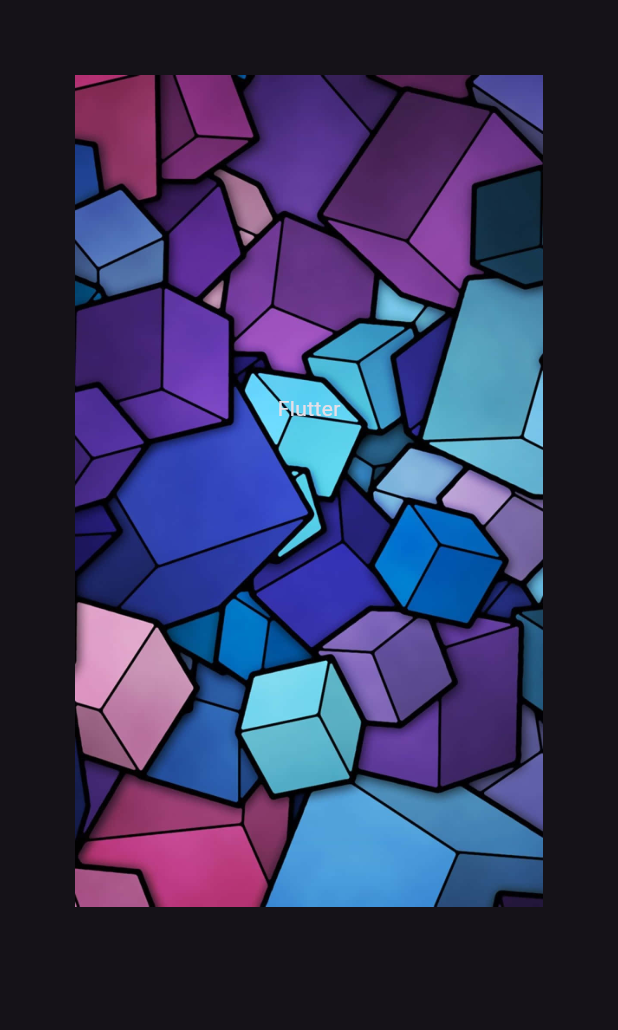
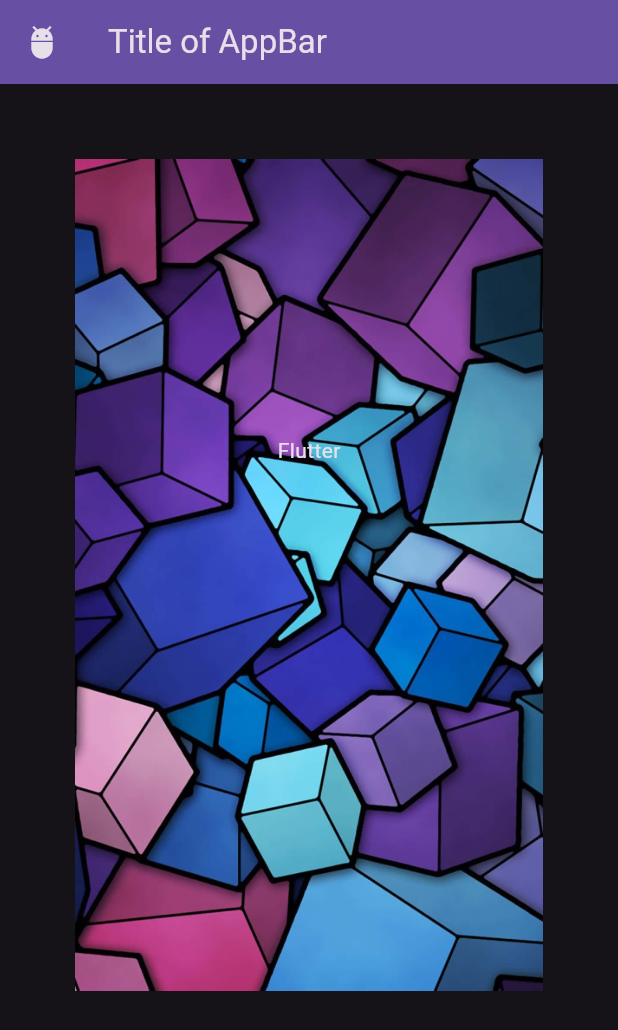
Before and after one commit to slammax/flutter_widgets_learning, a Flutter app: the screen it shows after launch, on a phone screen of 412 x 824 dp. Shown: the top 1030 px of the screen. Run offline on Flutter 3.47's test engine with Material 3 defaults, Android fonts, the phone set to English and light mode, and no system bars.

Commit message:
icon widget

```diff
--- a/lib/main.dart
+++ b/lib/main.dart
@@ -18,6 +18,11 @@
         ),
       ),
       home: Scaffold(
+        appBar: AppBar(
+          backgroundColor: Theme.of(context).primaryColor,
+          leading: Icon(Icons.adb),
+          title: Text('Title of AppBar'),
+        ),
         body: Padding(
           padding: EdgeInsets.all(50),
           child: Stack(
```
